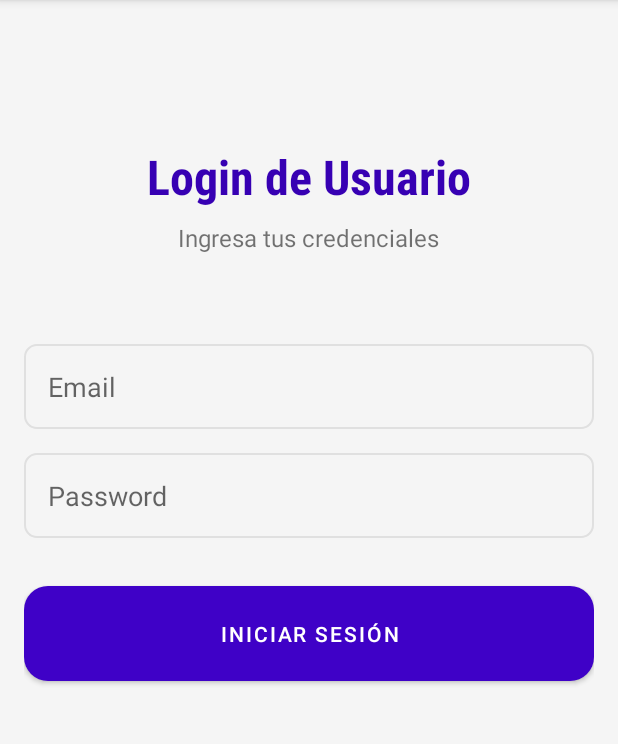
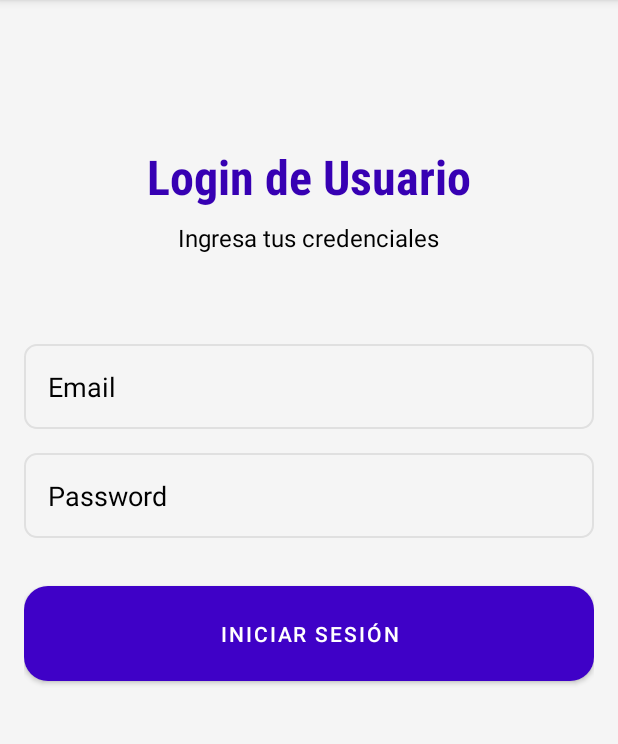
Before and after one commit to Duilio247/seminario05, an Android app: the screen it shows after launch (LoginActivity), on a phone screen of 412 x 824 dp, the part 84-828 px from its top. Run offline under Robolectric (Android 15) with nearby library versions, the phone set to English and light mode, and no system bars.

Commit message:
update styles and mode dark

```diff
--- a/PARTE 03/PYAprendizaje3/app/src/main/res/layout/activity_login.xml
+++ b/PARTE 03/PYAprendizaje3/app/src/main/res/layout/activity_login.xml
@@ -27,6 +27,7 @@
         android:layout_centerHorizontal="true"
         android:layout_marginTop="8dp"
         android:text="Ingresa tus credenciales"
+        android:textColor="@color/purple_200"
         android:textSize="16sp"
         android:fontFamily="sans-serif"/>
 
@@ -37,9 +38,11 @@
         android:layout_below="@id/subtitleTextView"
         android:layout_marginTop="60dp"
         android:hint="Email"
+        android:textColorHint="@color/purple_200"
         android:inputType="textEmailAddress"
         android:padding="16dp"
-        android:background="@drawable/edit_text_background" />
+        android:background="@drawable/edit_text_background"
+        android:textColor="@color/editTextTextColorLight" />
 
     <EditText
         android:id="@+id/passwordEditText"
@@ -48,9 +51,12 @@
         android:layout_below="@id/emailEditText"
         android:layout_marginTop="16dp"
         android:hint="Password"
+        android:textColorHint="@color/purple_200"
         android:inputType="textPassword"
         android:padding="16dp"
-        android:background="@drawable/edit_text_background" />
+        android:background="@drawable/edit_text_background"
+        android:textColor="@color/editTextTextColorLight" />
+
 
     <Button
         android:id="@+id/loginButton"
--- a/PARTE 03/PYAprendizaje3/app/src/main/res/layout/activity_main.xml
+++ b/PARTE 03/PYAprendizaje3/app/src/main/res/layout/activity_main.xml
@@ -3,7 +3,7 @@
     xmlns:tools="http://schemas.android.com/tools"
     android:layout_width="match_parent"
     android:layout_height="match_parent"
-    android:background="@color/colorPrimary"
+    android:background="?android:attr/windowBackground"
     tools:context=".MainActivity">
 
     <TextView
--- a/PARTE 03/PYAprendizaje3/app/src/main/res/layout/activity_profile.xml
+++ b/PARTE 03/PYAprendizaje3/app/src/main/res/layout/activity_profile.xml
@@ -35,6 +35,7 @@
         android:layout_width="wrap_content"
         android:layout_height="wrap_content"
         android:text="Copiar Token"
+        android:textColor="?android:attr/textColorPrimary"
         android:layout_below="@id/welcomeTextView"
         android:layout_marginTop="16dp"
         android:layout_centerHorizontal="true"/>
--- a/PARTE 03/PYAprendizaje3/app/src/main/res/values-night/themes.xml
+++ b/PARTE 03/PYAprendizaje3/app/src/main/res/values-night/themes.xml
@@ -12,5 +12,9 @@
         <!-- Status bar color. -->
         <item name="android:statusBarColor">?attr/colorPrimaryVariant</item>
         <!-- Customize your theme here. -->
+        <!-- themes de main mode dark-->
+        <item name="android:windowBackground">@color/background_color_dark</item>
+        <item name="android:textColorPrimary">@color/buttonTextColorDark</item>
+
     </style>
 </resources>
--- a/PARTE 03/PYAprendizaje3/app/src/main/res/values/colors.xml
+++ b/PARTE 03/PYAprendizaje3/app/src/main/res/values/colors.xml
@@ -1,6 +1,6 @@
 <?xml version="1.0" encoding="utf-8"?>
 <resources>
-    <color name="purple_200">#FFBB86FC</color>
+    <color name="purple_200">#FF000000</color>
     <color name="purple_500">#3F01C7</color>
     <color name="purple_700">#FF3700B3</color>
     <color name="teal_200">#FF03DAC5</color>
@@ -10,11 +10,21 @@
     <color name="statusBarColor">#3F01C7</color>
 
     <color name="colorPrimary">#FF3700B3</color>
-    <color name="colorPrimaryDark">#1565C0</color>
+    <color name="colorPrimaryDark">#FF000000</color>
     <color name="colorAccent">#03A9F4</color>
     <!-- Color de fondo para el perfil -->
     <color name="background_color_profile">#F5F5F5</color>
     <!-- Color de fondo para la pantalla de login -->
     <color name="background_color_login">#F5F5F5</color>
     <color name="status_bar_color">#FF3700B3</color>
+    <!-- Color de fondo para la pantalla de main -->
+    <color name="background_color_light">#FF3700B3</color>
+    <color name="background_color_dark">#FF000000</color>
+    <!-- Color de text para btn de profile -->
+    <color name="buttonTextColorLight">#000000</color>
+    <color name="buttonTextColorDark">#FFFFFF</color>
+    <!-- Color de text para input -->
+    <color name="editTextTextColorLight">#000000</color>
+    <color name="editTextTextColorDark">#000000</color>
+
 </resources>
--- a/PARTE 03/PYAprendizaje3/app/src/main/res/values/themes.xml
+++ b/PARTE 03/PYAprendizaje3/app/src/main/res/values/themes.xml
@@ -12,5 +12,9 @@
         <!-- Status bar color. -->
         <item name="android:statusBarColor">?attr/colorPrimaryVariant</item>
         <!-- Customize your theme here. -->
+        <!-- themes de main mode light-->
+        <item name="android:windowBackground">@color/background_color_light</item>
+        <item name="android:textColorPrimary">@color/buttonTextColorLight</item>
+
     </style>
 </resources>
```
Also changed, not shown: 6 other files.
